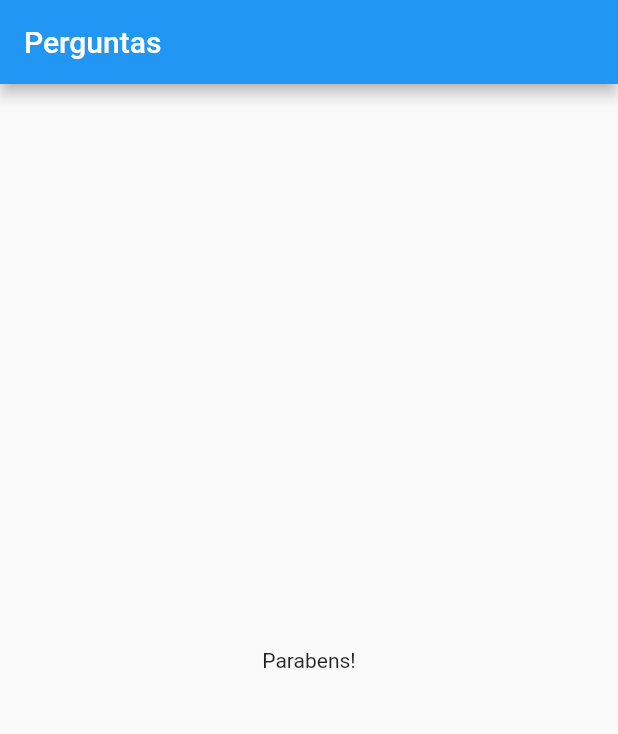
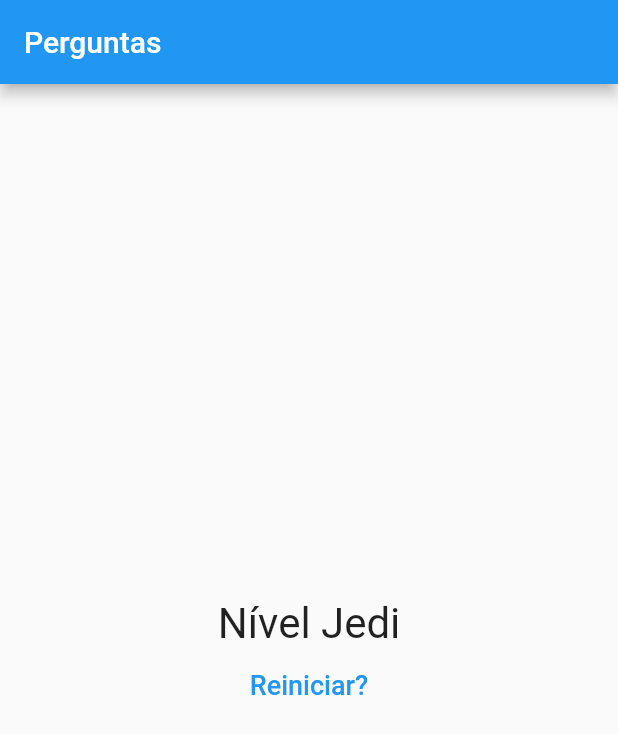
Before and after one commit to davicezarborgesdeveloper/projeto_perguntas, a Flutter app: the screen it shows after launch, after a tap on "Preto", after a tap on "Cobra", after a tap on "Leo", on a phone screen of 412 x 824 dp. Shown: the top 734 px of the screen. Run offline on Flutter 3.47's test engine with Material 2 defaults, Android fonts, the phone set to English and light mode, and no system bars; missing offline and left inert: desktop_window.

```diff
--- a/lib/main.dart
+++ b/lib/main.dart
@@ -3,7 +3,9 @@ import 'dart:io';
 import 'package:desktop_window/desktop_window.dart';
 import 'package:flutter/material.dart';
 import 'package:projeto_perguntas/questao.dart';
+import 'package:projeto_perguntas/questionario.dart';
 import 'package:projeto_perguntas/resposta.dart';
+import 'package:projeto_perguntas/resultado.dart';
 
 void main() {
   WidgetsFlutterBinding.ensureInitialized();
@@ -26,52 +28,72 @@ class PerguntaApp extends StatefulWidget {
 }
 
 class _PerguntaAppState extends State<PerguntaApp> {
-  var _perguntaselecionada = 0;
+  var _perguntaSelecionada = 0;
+  var _pontuacaoTotal = 0;
 
   final List<Map<String, dynamic>> _perguntas = [
     {
       'texto': 'Qual é a sua cor favorita?',
-      'respostas': ['Preto', 'Vermelho', 'Verde', 'Branco'],
+      'respostas': [
+        {'texto': 'Preto', 'ponto': 10},
+        {'texto': 'Vermelho', 'ponto': 5},
+        {'texto': 'Verde', 'ponto': 3},
+        {'texto': 'Branco', 'ponto': 1},
+      ],
     },
     {
       'texto': 'Qual é o seu animal favorito?',
-      'respostas': ['Coelho', 'Cobra', 'Elefante', 'Leão'],
+      'respostas': [
+        {'texto': 'Coelho', 'ponto': 10},
+        {'texto': 'Cobra', 'ponto': 5},
+        {'texto': 'Elefante', 'ponto': 3},
+        {'texto': 'Leão', 'ponto': 1},
+      ],
     },
     {
       'texto': 'Qual é o seu instrutor favorito?',
-      'respostas': ['Maria', 'João', 'Leo', 'Pedro'],
+      'respostas': [
+        {'texto': 'Maria', 'ponto': 10},
+        {'texto': 'João', 'ponto': 5},
+        {'texto': 'Leo', 'ponto': 3},
+        {'texto': 'Pedro', 'ponto': 1},
+      ],
     }
   ];
 
-  void _responder() {
+  void _responder(int pontuacao) {
     if (temPerguntaSelecionada) {
       setState(() {
-        _perguntaselecionada++;
+        _perguntaSelecionada++;
+        _pontuacaoTotal += pontuacao;
       });
     }
   }
 
+  void _reiniciarQuestionario() {
+    setState(() {
+      _perguntaSelecionada = 0;
+      _pontuacaoTotal = 0;
+    });
+  }
+
   bool get temPerguntaSelecionada {
-    return _perguntaselecionada < _perguntas.length;
+    return _perguntaSelecionada < _perguntas.length;
   }
 
   @override
   Widget build(BuildContext context) {
-    List<String> respostas = temPerguntaSelecionada
-        ? _perguntas[_perguntaselecionada]['respostas']
-        : [];
-
     return MaterialApp(
       home: Scaffold(
         appBar: AppBar(
           title: Text('Perguntas'),
         ),
         body: temPerguntaSelecionada
-            ? Column(children: [
-                Questao(_perguntas[_perguntaselecionada]['texto']),
-                ...respostas.map((t) => Resposta(t, _responder)).toList(),
-              ])
-            : Center(child: Text('Parabens!'),),
+            ? Questionario(
+                perguntas: _perguntas,
+                perguntaSelecionada: _perguntaSelecionada,
+                quandoResponder: _responder)
+            : Resultado(_pontuacaoTotal, _reiniciarQuestionario),
       ),
     );
   }
--- /dev/null
+++ b/lib/questionario.dart
@@ -0,0 +1,33 @@
+import 'package:flutter/material.dart';
+import 'package:projeto_perguntas/questao.dart';
+import 'package:projeto_perguntas/resposta.dart';
+
+class Questionario extends StatelessWidget {
+  const Questionario(
+      {required this.perguntas,
+      required this.perguntaSelecionada,
+      required this.quandoResponder,
+      super.key});
+
+  final List<Map<String, dynamic>> perguntas;
+  final int perguntaSelecionada;
+  final void Function(int) quandoResponder;
+
+  bool get temPerguntaSelecionada {
+    return perguntaSelecionada < perguntas.length;
+  }
+
+  @override
+  Widget build(BuildContext context) {
+    List<Map<String, dynamic>> respostas = temPerguntaSelecionada
+        ? perguntas[perguntaSelecionada]['respostas']
+        : [];
+
+    return Column(children: [
+      Questao(perguntas[perguntaSelecionada]['texto']),
+      ...respostas.map((resp) {
+        return Resposta(resp['texto'], () => quandoResponder(resp['ponto']));
+      }).toList(),
+    ]);
+  }
+}
--- /dev/null
+++ b/lib/resultado.dart
@@ -0,0 +1,45 @@
+import 'package:flutter/material.dart';
+
+class Resultado extends StatelessWidget {
+  final int pontuacao;
+  final void Function() quandoReiniciarQuestionario;
+  const Resultado(this.pontuacao, this.quandoReiniciarQuestionario,
+      {super.key});
+
+  String get fraseResultado {
+    if (pontuacao < 8) {
+      return 'Parabéns!';
+    } else if (pontuacao < 12) {
+      return 'Você é bom!';
+    } else if (pontuacao < 12) {
+      return 'Impressionante!';
+    } else {
+      return 'Nível Jedi';
+    }
+  }
+
+  @override
+  Widget build(BuildContext context) {
+    return Column(
+      mainAxisAlignment: MainAxisAlignment.center,
+      children: [
+        Center(
+          child: Text(
+            fraseResultado,
+            style: TextStyle(fontSize: 28),
+          ),
+        ),
+        TextButton(
+          style: TextButton.styleFrom(
+            foregroundColor: Colors.blue,
+          ),
+          onPressed: quandoReiniciarQuestionario,
+          child: const Text(
+            'Reiniciar?',
+            style: TextStyle(fontSize: 18),
+          ),
+        ),
+      ],
+    );
+  }
+}
```
